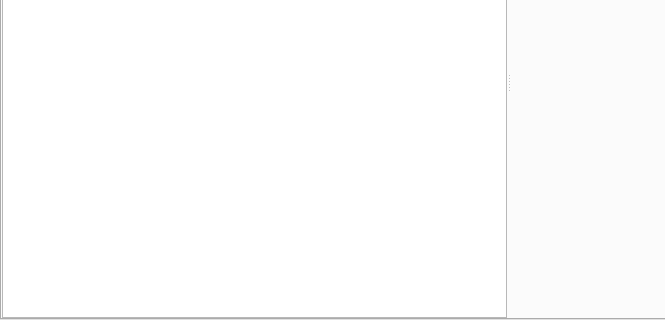
Old version of the form src/settings.ui in the repository glikely/obs-ptz; both pictures show x 0 to 665 and y 180 to 500 of the 750 by 500 pixel window.
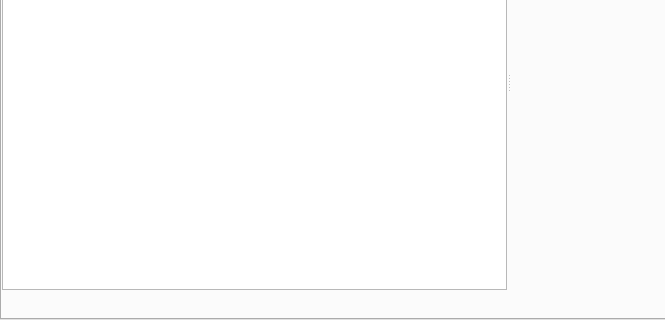
New version of the form. The open tabs and pages were chosen to show the change. Custom widgets are drawn as their Qt base class.

Commit message: settings: add back "+"/"-" device buttons, backed by the filter API

Patch:
```diff
--- a/src/settings.ui
+++ b/src/settings.ui
@@ -190,6 +190,61 @@
              </property>
             </widget>
            </item>
+           <item>
+            <layout class="QHBoxLayout" name="horizontalLayout_2">
+             <item>
+              <widget class="QPushButton" name="addPTZ">
+               <property name="toolTip">
+                <string>PTZ.AddDevice.Tooltip</string>
+               </property>
+               <property name="accessibleName">
+                <string>Add</string>
+               </property>
+               <property name="text">
+                <string notr="true"/>
+               </property>
+               <property name="flat">
+                <bool>true</bool>
+               </property>
+               <property name="class" stdset="0">
+                <string notr="true">icon-plus</string>
+               </property>
+              </widget>
+             </item>
+             <item>
+              <widget class="QPushButton" name="removePTZ">
+               <property name="toolTip">
+                <string>PTZ.RemoveDevice.Tooltip</string>
+               </property>
+               <property name="accessibleName">
+                <string>Remove</string>
+               </property>
+               <property name="text">
+                <string notr="true"/>
+               </property>
+               <property name="flat">
+                <bool>true</bool>
+               </property>
+               <property name="class" stdset="0">
+                <string notr="true">icon-trash</string>
+               </property>
+              </widget>
+             </item>
+             <item>
+              <spacer name="horizontalSpacer_2">
+               <property name="orientation">
+                <enum>Qt::Orientation::Horizontal</enum>
+               </property>
+               <property name="sizeHint" stdset="0">
+                <size>
+                 <width>40</width>
+                 <height>20</height>
+                </size>
+               </property>
+              </spacer>
+             </item>
+            </layout>
+           </item>
           </layout>
          </widget>
          <widget class="QWidget" name="widget" native="true">
```
The commit also changes 6 other files.
